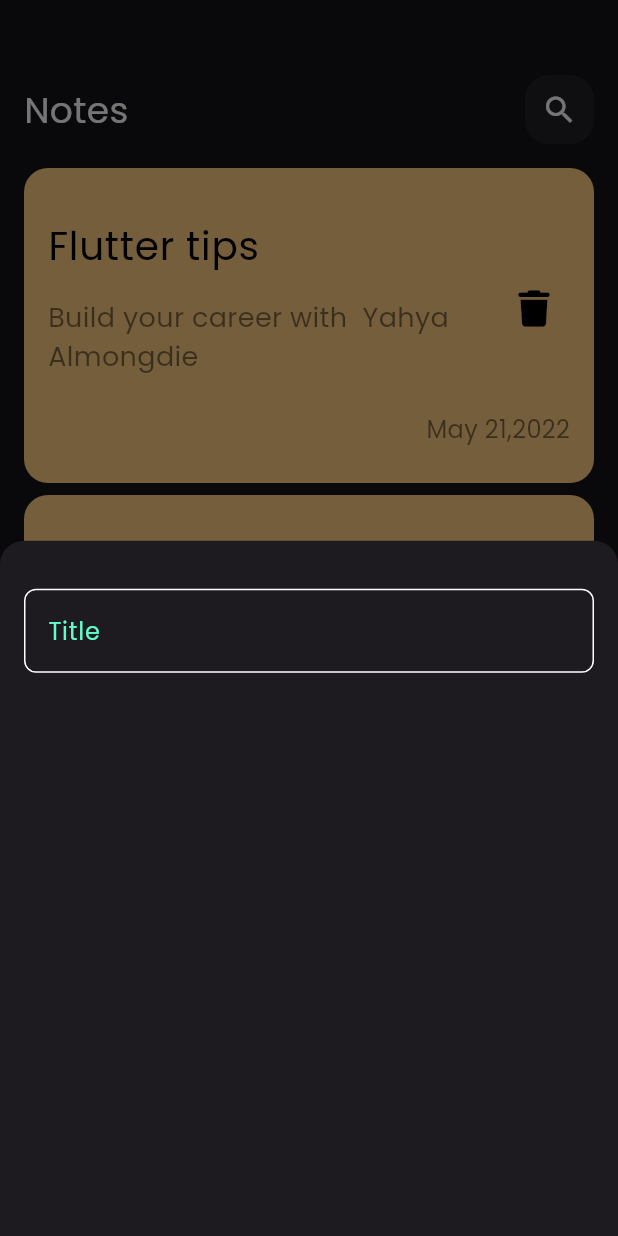
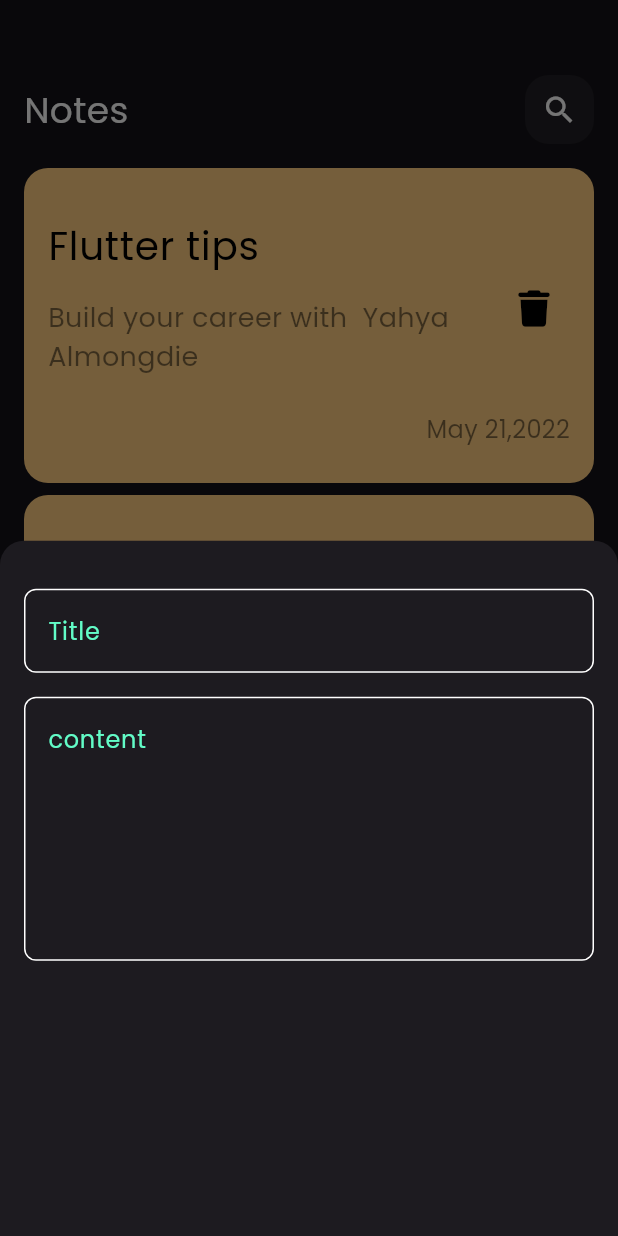
Before and after one commit to yahyaalmongdie/note_app, a Flutter app: the screen it shows after launch, after a tap on the "add" icon, on a phone screen of 412 x 824 dp. Run offline on Flutter 3.47's test engine with Material 3 defaults, Android fonts, the phone set to English and light mode, and no system bars; our stand-ins replace font_awesome_flutter.

Commit message:
add content filed to add note bottom sheet

```diff
--- a/lib/core/widget/custom_text_form_feild.dart
+++ b/lib/core/widget/custom_text_form_felid.dart
@@ -1,15 +1,17 @@
 import 'package:flutter/material.dart';
-import 'package:note_app/core/utils/constans.dart';
+import 'package:note_app/core/utils/constant.dart';
 
 class CustomTextFormFiled extends StatelessWidget {
-  const CustomTextFormFiled({super.key, required this.hintText});
+  const CustomTextFormFiled(
+      {super.key, required this.hintText, this.maxLines = 1});
 
   final String hintText;
+  final int maxLines;
   @override
   Widget build(BuildContext context) {
     return TextFormField(
       cursorColor: kPrimaryColor,
-
+      maxLines: maxLines,
       decoration: InputDecoration(
           hintText: hintText,
           hintStyle: const TextStyle(color: kPrimaryColor),
--- a/lib/features/home/presentation/view/widget/add_note_bottom_sheet.dart
+++ b/lib/features/home/presentation/view/widget/add_note_bottom_sheet.dart
@@ -1,5 +1,5 @@
 import 'package:flutter/material.dart';
-import 'package:note_app/core/widget/custom_text_form_feild.dart';
+import 'package:note_app/core/widget/custom_text_form_felid.dart';
 
 class AddNoteBottomSheet extends StatelessWidget {
   const AddNoteBottomSheet({super.key});
@@ -13,7 +13,16 @@ class AddNoteBottomSheet extends StatelessWidget {
           SizedBox(
             height: 32,
           ),
-          CustomTextFormFiled(hintText: "Title",)
+          CustomTextFormFiled(
+            hintText: "Title",
+          ),
+          SizedBox(
+            height: 16,
+          ),
+          CustomTextFormFiled(
+            hintText: "content",
+            maxLines: 6,
+          ),
         ],
       ),
     );
```
Also changed, not shown: lib/core/utils/constant.dart (renamed from lib/core/utils/constans.dart).
